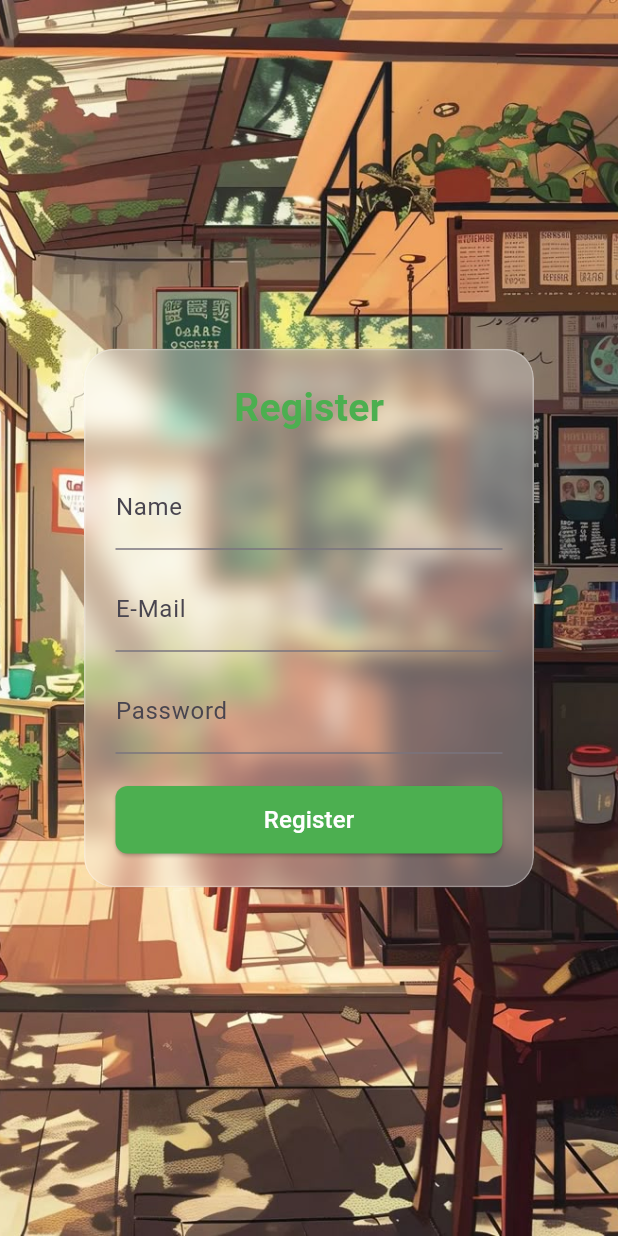
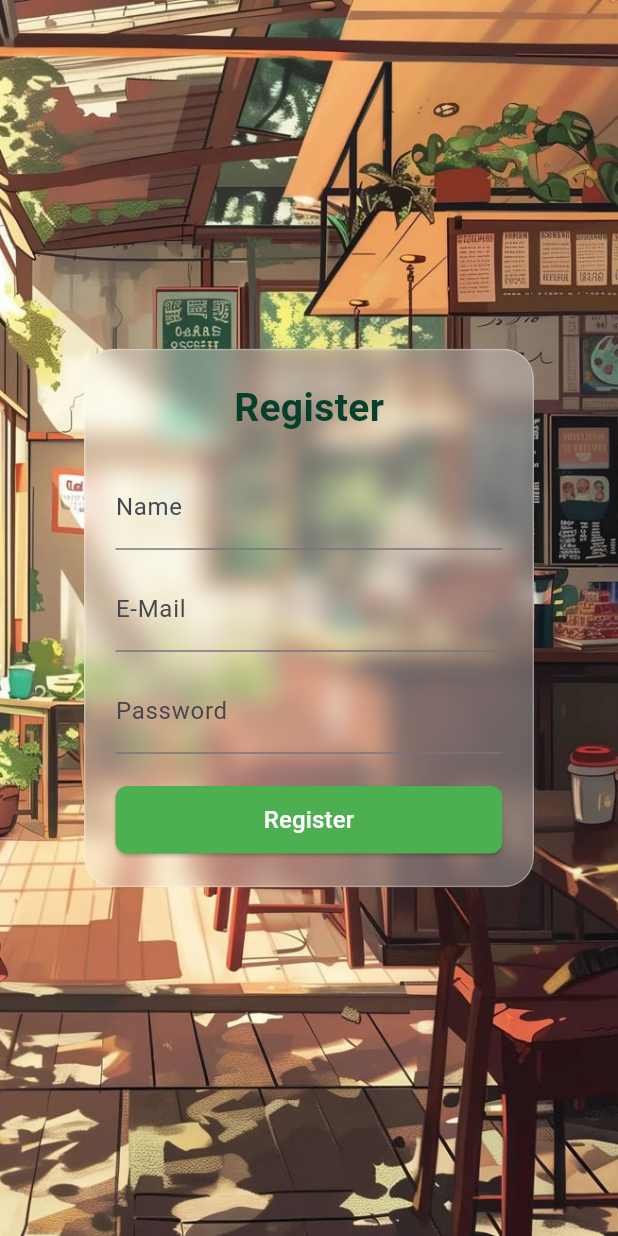
Before and after one commit to par-hub/Sync-ED, a Flutter app: the screen it shows after launch, after a tap on "Register", on a phone screen of 412 x 824 dp. Run offline on Flutter 3.47's test engine with Material 3 defaults, Android fonts, the phone set to English and light mode, and no system bars; our stand-ins replace file_picker, supabase_flutter; accounts and stored records are empty.

Commit message:
the last commit

```diff
--- a/lib/login.dart
+++ b/lib/login.dart
@@ -75,7 +75,7 @@ class _LoginPageState extends State<LoginPage> {
                         style: TextStyle(
                           fontSize: 26,
                           fontWeight: FontWeight.bold,
-                          color: Colors.green,
+                          color: Color(0xFF06402b),
                         ),
                       ),
                       const SizedBox(height: 4),
@@ -99,13 +99,6 @@ class _LoginPageState extends State<LoginPage> {
                       //   onPressed: _handleGitHubSignIn,
                       // ),
                       const SizedBox(height: 16),
-                      const Text(
-                        "--OR--",
-                        style: TextStyle(
-                          fontWeight: FontWeight.bold,
-                          color: Colors.brown,
-                        ),
-                      ),
                       const SizedBox(height: 16),
                       buildSocialButton(
                         "E-Mail",
--- a/lib/login2.dart
+++ b/lib/login2.dart
@@ -79,7 +79,7 @@ class _LoginPage2State extends State<LoginPage2> {
                         style: TextStyle(
                           fontSize: 26,
                           fontWeight: FontWeight.bold,
-                          color: Colors.green,
+                          color: Color(0xFF06402b),
                         ),
                       ),
                       const SizedBox(height: 24),
--- a/lib/registration.dart
+++ b/lib/registration.dart
@@ -98,7 +98,7 @@ class _RegisterPageState extends State<RegisterPage> {
                         style: TextStyle(
                           fontSize: 26,
                           fontWeight: FontWeight.bold,
-                          color: Colors.green,
+                          color: Color(0xFF06402b),
                         ),
                       ),
                       const SizedBox(height: 20),
```
Also changed, not shown: ai-test/ai.dart (added, +418 -0 lines), ai-test/ai_page.dart (added, +139 -0 lines), ai-test/ai_service.dart (added, +43 -0 lines), 695 other files.
